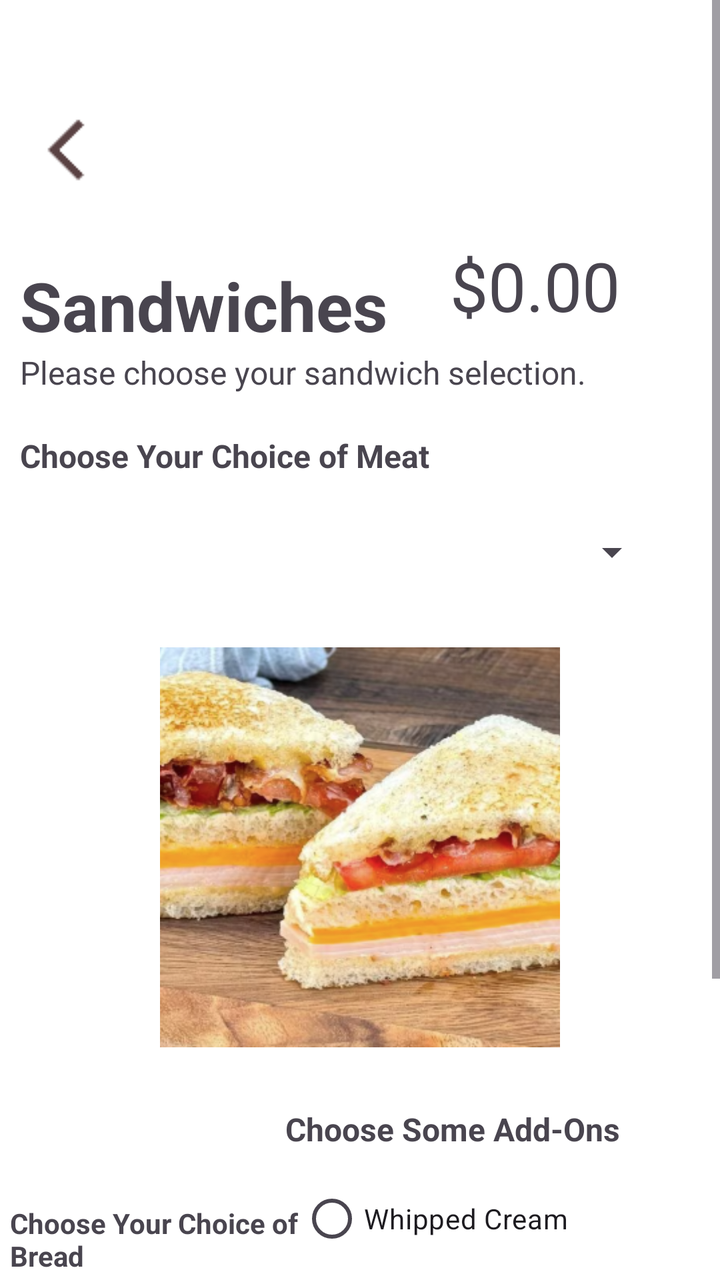
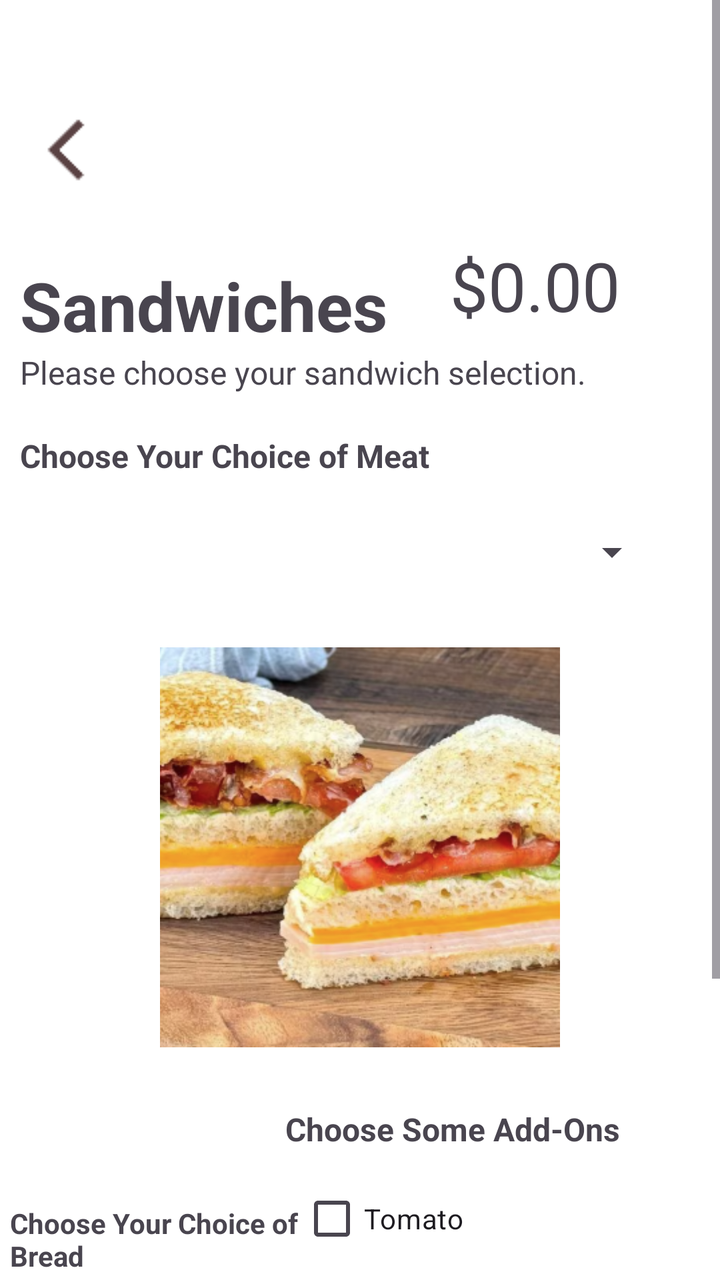

The first picture is an Android layout as it rendered before a commit; the second is the same layout after the commit. The layout source and the unified diff follow.
<!-- AndroidManifest.xml: application theme Theme.Software_Meth_5 -->
<!-- res/layout/activity_sandwich.xml -->
<?xml version="1.0" encoding="utf-8"?>
<ScrollView xmlns:android="http://schemas.android.com/apk/res/android"
    xmlns:app="http://schemas.android.com/apk/res-auto"
    android:layout_width="match_parent"
    android:layout_height="match_parent">

    <LinearLayout
        android:layout_width="match_parent"
        android:layout_height="wrap_content"
        android:orientation="vertical">

        <LinearLayout
            android:layout_width="match_parent"
            android:layout_height="match_parent"
            android:layout_weight="1"
            android:background="#FFFFFF"
            android:orientation="vertical">

            <ImageButton
                android:id="@+id/backBtn"
                android:layout_width="68dp"
                android:layout_height="70dp"
                android:layout_marginTop="40dp"
                android:backgroundTint="#FFFFFF"
                app:srcCompat="@drawable/back" />

            <LinearLayout
                android:layout_width="match_parent"
                android:layout_height="wrap_content"
                android:orientation="horizontal">

                <TextView
                    android:id="@+id/cofSanText"
                    android:layout_width="wrap_content"
                    android:layout_height="wrap_content"
                    android:layout_marginTop="20dp"
                    android:paddingLeft="10dp"
                    android:text="Sandwiches"
                    android:textSize="34sp"
                    android:textStyle="bold" />

                <TextView
                    android:id="@+id/textView7"
                    android:layout_width="121dp"
                    android:layout_height="match_parent"
                    android:layout_weight="1"
                    android:gravity="right|center_vertical"
                    android:paddingRight="50dp"
                    android:text="$0.00"
                    android:textSize="34sp" />
            </LinearLayout>

            <TextView
                android:id="@+id/textView2"
                android:layout_width="match_parent"
                android:layout_height="wrap_content"
                android:paddingLeft="10dp"
                android:text="Please choose your sandwich selection."
                android:textSize="16sp" />

        </LinearLayout>

        <LinearLayout
            android:layout_width="match_parent"
            android:layout_height="match_parent"
            android:layout_weight="1"
            android:background="#FFFFFF"
            android:orientation="vertical">

            <TextView
                android:id="@+id/textView"
                android:layout_width="match_parent"
                android:layout_height="wrap_content"
                android:layout_marginTop="20dp"
                android:paddingLeft="10dp"
                android:text="Choose Your Choice of Meat "
                android:textSize="16sp"
                android:textStyle="bold" />

            <Spinner
                android:id="@+id/spinnerMeat"
                android:layout_width="300dp"
                android:layout_height="75dp"
                android:layout_gravity="center" />

            <ImageView
                android:id="@+id/imageView"
                android:layout_width="200dp"
                android:layout_height="200dp"
                android:layout_gravity="center_horizontal"
                android:layout_marginTop="10dp"
                android:scaleType="centerCrop"
                app:srcCompat="@drawable/sandwichpic" />

            <TextView
                android:id="@+id/textView3"
                android:layout_width="match_parent"
                android:layout_height="wrap_content"
                android:layout_marginTop="10dp"
                android:gravity="right"
                android:paddingLeft="10dp"
                android:paddingTop="20dp"
                android:paddingRight="50dp"
                android:paddingBottom="10dp"
                android:text="Choose Some Add-Ons"
                android:textSize="16sp"
                android:textStyle="bold" />

            <LinearLayout
                android:layout_width="match_parent"
                android:layout_height="252dp"
                android:orientation="horizontal">

                <LinearLayout
                    android:layout_width="match_parent"
                    android:layout_height="match_parent"
                    android:layout_weight="1"
                    android:gravity="center_vertical"
                    android:orientation="vertical">

                    <TextView
                        android:id="@+id/textView6"
                        android:layout_width="match_parent"
                        android:layout_height="wrap_content"
                        android:layout_marginBottom="5dp"
                        android:paddingLeft="5dp"
                        android:text="Choose Your Choice of Bread"
                        android:textStyle="bold" />

                    <Spinner
                        android:id="@+id/spinnerBread"
                        android:layout_width="match_parent"
                        android:layout_height="50dp"
                        android:layout_marginBottom="10dp" />

                    <LinearLayout
                        android:layout_width="match_parent"
                        android:layout_height="50dp"
                        android:layout_gravity="center"
                        android:gravity="center"
                        android:orientation="horizontal">

                        <Button
                            android:id="@+id/addBtn"
                            android:layout_width="55dp"
                            android:layout_height="wrap_content"
                            android:layout_gravity="center_vertical"
                            android:layout_marginRight="5dp"
                            android:gravity="center"
                            android:padding="2dp"
                            android:text="+"
                            android:textSize="20sp" />

                        <TextView
                            android:id="@+id/quantityText"
                            android:layout_width="69dp"
                            android:layout_height="50dp"
                            android:layout_gravity="center_vertical"
                            android:layout_marginRight="5dp"
                            android:layout_weight="0"
                            android:gravity="center"
                            android:text="TextView" />

                        <Button
                            android:id="@+id/removeBtn"
                            android:layout_width="54dp"
                            android:layout_height="wrap_content"
                            android:layout_gravity="center_vertical"
                            android:gravity="center"
                            android:text="-"
                            android:textColor="#FFFFFF"
                            android:textColorLink="#FFFFFF"
                            android:textSize="20sp"
                            app:opticalCenterEnabled="false" />
                    </LinearLayout>

                    <Button
                        android:id="@+id/button"
                        android:layout_width="161dp"
                        android:layout_height="wrap_content"
                        android:layout_gravity="center_horizontal"
                        android:layout_marginTop="20dp"
                        android:text="Add to Order" />
                </LinearLayout>

                <RadioGroup
                    android:layout_width="210dp"
                    android:layout_height="match_parent">

                    <RadioButton
                        android:id="@+id/radioButton6"
                        android:layout_width="match_parent"
                        android:layout_height="wrap_content"
                        android:text="Whipped Cream" />

                    <RadioButton
                        android:id="@+id/radioButton4"
                        android:layout_width="match_parent"
                        android:layout_height="wrap_content"
                        android:text="Vanilla" />

                    <RadioButton
                        android:id="@+id/radioButton3"
                        android:layout_width="match_parent"
                        android:layout_height="wrap_content"
                        android:text="Milk" />

                    <RadioButton
                        android:id="@+id/radioButton2"
                        android:layout_width="match_parent"
                        android:layout_height="wrap_content"
                        android:text="Mocha" />

                    <RadioButton
                        android:id="@+id/radioButton"
                        android:layout_width="match_parent"
                        android:layout_height="wrap_content"
                        android:text="Caramel" />
                </RadioGroup>
            </LinearLayout>

        </LinearLayout>

    </LinearLayout>
</ScrollView>
<!-- resources referenced by this layout -->
<resources>
  <!-- drawable back: png bitmap (drawable, 443 bytes) -->
  <!-- drawable sandwichpic: png bitmap (drawable, 404449 bytes) -->
  <style name="Theme.Software_Meth_5" parent="Base.Theme.Software_Meth_5" />
  <style name="Base.Theme.Software_Meth_5" parent="Theme.Material3.DayNight.NoActionBar">
          
          
      </style>
</resources>

<!-- the commit's change to res/layout/activity_sandwich.xml (unified diff, before → after) -->
@@ -1,6 +1,7 @@
 <?xml version="1.0" encoding="utf-8"?>
 <ScrollView xmlns:android="http://schemas.android.com/apk/res/android"
     xmlns:app="http://schemas.android.com/apk/res-auto"
+    android:id="@+id/spinnerMeat"
     android:layout_width="match_parent"
     android:layout_height="match_parent">
 
@@ -152,7 +153,7 @@
                             android:textSize="20sp" />
 
                         <TextView
-                            android:id="@+id/quantityText"
+                            android:id="@+id/quantitySandwichText"
                             android:layout_width="69dp"
                             android:layout_height="50dp"
                             android:layout_gravity="center_vertical"
@@ -175,7 +176,7 @@
                     </LinearLayout>
 
                     <Button
-                        android:id="@+id/button"
+                        android:id="@+id/addToOrderBtn"
                         android:layout_width="161dp"
                         android:layout_height="wrap_content"
                         android:layout_gravity="center_horizontal"
@@ -187,35 +188,30 @@
                     android:layout_width="210dp"
                     android:layout_height="match_parent">
 
-                    <RadioButton
-                        android:id="@+id/radioButton6"
-                        android:layout_width="match_parent"
-                        android:layout_height="wrap_content"
-                        android:text="Whipped Cream" />
-
-                    <RadioButton
-                        android:id="@+id/radioButton4"
-                        android:layout_width="match_parent"
-                        android:layout_height="wrap_content"
-                        android:text="Vanilla" />
-
-                    <RadioButton
-                        android:id="@+id/radioButton3"
-                        android:layout_width="match_parent"
-                        android:layout_height="wrap_content"
-                        android:text="Milk" />
-
-                    <RadioButton
-                        android:id="@+id/radioButton2"
-                        android:layout_width="match_parent"
-                        android:layout_height="wrap_content"
-                        android:text="Mocha" />
-
-                    <RadioButton
-                        android:id="@+id/radioButton"
-                        android:layout_width="match_parent"
-                        android:layout_height="wrap_content"
-                        android:text="Caramel" />
+                    <CheckBox
+                        android:id="@+id/tomatoBtn"
+                        android:layout_width="match_parent"
+                        android:layout_height="wrap_content"
+                        android:text="Tomato" />
+
+                    <CheckBox
+                        android:id="@+id/lettuceBtn"
+                        android:layout_width="match_parent"
+                        android:layout_height="wrap_content"
+                        android:text="Lettuce" />
+
+                    <CheckBox
+                        android:id="@+id/cheeseBtn"
+                        android:layout_width="match_parent"
+                        android:layout_height="wrap_content"
+                        android:text="Cheese" />
+
+                    <CheckBox
+                        android:id="@+id/onionBtn"
+                        android:layout_width="match_parent"
+                        android:layout_height="wrap_content"
+                        android:text="Onion" />
+
                 </RadioGroup>
             </LinearLayout>
 
